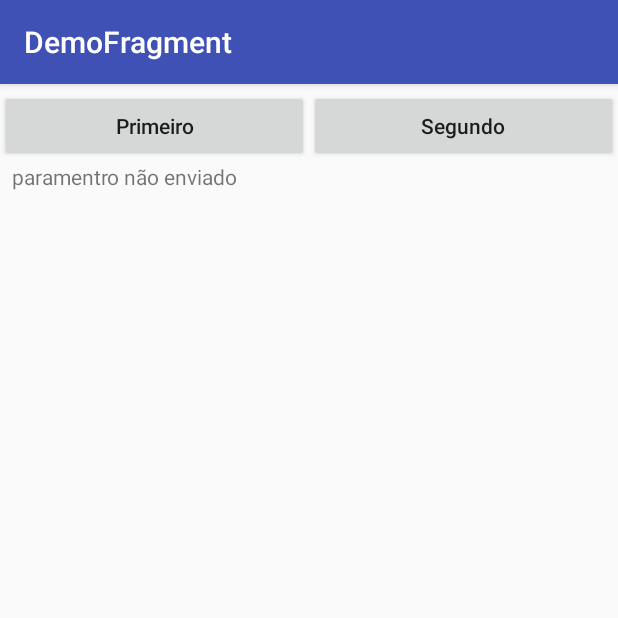
After one commit to jafferveronezi/DemoFragment, an Android app: the fragment PrimeiroFragment placed in its activity, on a phone screen of 412 x 824 dp, the top half of it. The commit adds this screen. Run offline under Robolectric (Android 15) with nearby library versions, the phone set to English and light mode, and no system bars.

Commit message:
aula fragments

```diff
--- /dev/null
+++ b/app/src/main/java/br/com/veronezitecnologia/demofragment/BackStackActivity.kt
@@ -0,0 +1,41 @@
+package br.com.veronezitecnologia.demofragment
+
+import android.support.v7.app.AppCompatActivity
+import android.os.Bundle
+import android.support.v4.app.Fragment
+import android.widget.Button
+import kotlinx.android.synthetic.main.activity_back_stack.*
+
+class BackStackActivity : AppCompatActivity() {
+
+    override fun onCreate(savedInstanceState: Bundle?) {
+        super.onCreate(savedInstanceState)
+        setContentView(R.layout.activity_back_stack)
+
+        btPrimeiro.setOnClickListener {
+
+            val primeiroFragment = PrimeiroFragment()
+            val bundle = Bundle()
+            bundle.putString("mensagem", "Sou o fragment 1")
+            primeiroFragment.arguments = bundle
+
+            trocaFragment(primeiroFragment)
+        }
+
+        btSegundo.setOnClickListener {
+            val segundoFragment = SegundoFragment()
+            val bundle = Bundle()
+            bundle.putString("mensagem", "Sou o fragment 2")
+            segundoFragment.arguments = bundle
+
+            trocaFragment(segundoFragment)
+        }
+    }
+
+    private fun trocaFragment(fragment: Fragment) {
+        val ft = supportFragmentManager.beginTransaction()
+        ft.replace(R.id.contentFragment, fragment)
+        ft.addToBackStack(null)
+        ft.commit()
+    }
+}
--- /dev/null
+++ b/app/src/main/java/br/com/veronezitecnologia/demofragment/PrimeiroFragment.kt
@@ -0,0 +1,24 @@
+package br.com.veronezitecnologia.demofragment
+
+import android.os.Bundle
+import android.support.v4.app.Fragment
+import android.view.LayoutInflater
+import android.view.View
+import android.view.ViewGroup
+import kotlinx.android.synthetic.main.fragment_main.*
+
+class  PrimeiroFragment: Fragment() {
+
+    override fun onCreateView(inflater: LayoutInflater, container: ViewGroup?,
+                              savedInstanceState: Bundle?): View? {
+        // Inflate the layout for this fragment
+        return inflater.inflate(R.layout.fragment_main, container, false)
+    }
+
+    override fun onActivityCreated(savedInstanceState: Bundle?) {
+        super.onActivityCreated(savedInstanceState)
+
+        tvMensagem.text = arguments?.getString("mensagem") ?: "paramentro não enviado"
+
+    }
+}
--- /dev/null
+++ b/app/src/main/res/layout/activity_back_stack.xml
@@ -0,0 +1,41 @@
+<?xml version="1.0" encoding="utf-8"?>
+<android.support.constraint.ConstraintLayout xmlns:android="http://schemas.android.com/apk/res/android"
+    xmlns:app="http://schemas.android.com/apk/res-auto"
+    xmlns:tools="http://schemas.android.com/tools"
+    android:layout_width="match_parent"
+    android:layout_height="match_parent"
+    tools:context=".BackStackActivity">
+
+    <Button
+        android:id="@+id/btSegundo"
+        android:textAllCaps="false"
+        android:layout_width="0dp"
+        android:layout_height="wrap_content"
+        android:text="Segundo"
+        app:layout_constraintEnd_toEndOf="parent"
+        app:layout_constraintHorizontal_bias="0.5"
+        app:layout_constraintStart_toEndOf="@+id/btPrimeiro"
+        app:layout_constraintTop_toTopOf="@+id/btPrimeiro" />
+
+    <Button
+        android:id="@+id/btPrimeiro"
+        android:textAllCaps="false"
+        android:layout_width="0dp"
+        android:layout_height="wrap_content"
+        android:layout_marginTop="4dp"
+        android:text="Primeiro"
+        app:layout_constraintEnd_toStartOf="@+id/btSegundo"
+        app:layout_constraintHorizontal_bias="0.5"
+        app:layout_constraintStart_toStartOf="parent"
+        app:layout_constraintTop_toTopOf="parent" />
+
+    <FrameLayout
+        android:id="@+id/contentFragment"
+        android:layout_width="match_parent"
+        android:layout_height="443dp"
+        android:layout_marginEnd="8dp"
+        android:layout_marginStart="8dp"
+        app:layout_constraintEnd_toEndOf="parent"
+        app:layout_constraintStart_toStartOf="parent"
+        app:layout_constraintTop_toBottomOf="@+id/btPrimeiro" />
+</android.support.constraint.ConstraintLayout>
--- a/app/src/main/res/layout/fragment_main.xml
+++ b/app/src/main/res/layout/fragment_main.xml
@@ -7,6 +7,7 @@
 
     <!-- TODO: Update blank fragment layout -->
     <TextView
+        android:id="@+id/tvMensagem"
         android:layout_width="match_parent"
         android:layout_height="match_parent"
         android:text="@string/hello_blank_fragment" />
```
Also changed, not shown: app/src/main/AndroidManifest.xml (+7 -0 lines), app/src/main/java/br/com/veronezitecnologia/demofragment/SegundoFragment.kt (added, +24 -0 lines), app/src/main/res/layout/activity_main.xml (+14 -10 lines).
